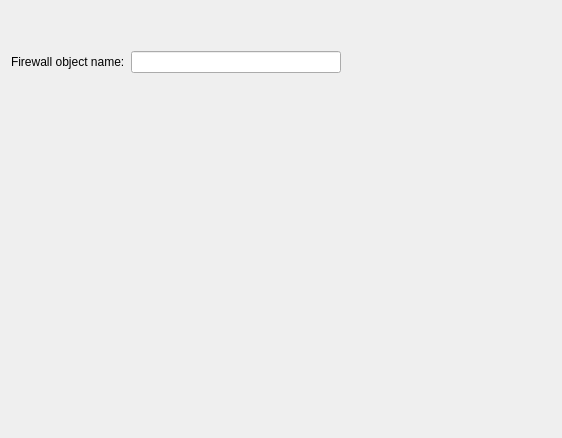
Above: src/libgui/importFirewallConfigurationWizard/ic_firewallnamepage_q.ui from fwbuilder/fwbuilder before the change. Below: the same form after it.
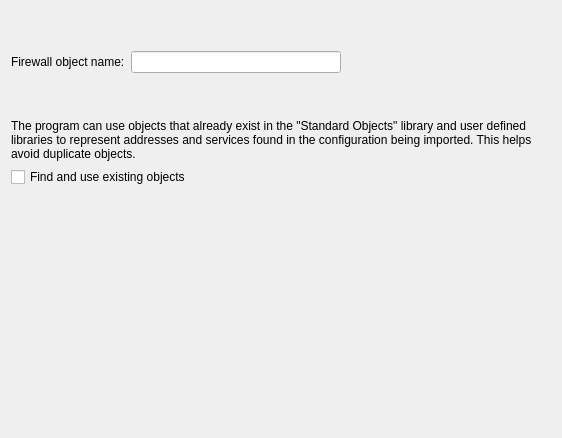
That is the form after the change.

Commit message: see #1548 "Object de-duplication during import process". Also SourceForge bug 2980566 "Import from hostsfile may cause duplicate Objects" and 3030072 "remove duplicates during any import". Now the program can optionally re-use existing objects from both Standard Objects and user-defined libraries when it imports existing firewall configuration. This works for any firewall platform for which we support policy import.

```diff
--- a/src/libgui/importFirewallConfigurationWizard/ic_firewallnamepage_q.ui
+++ b/src/libgui/importFirewallConfigurationWizard/ic_firewallnamepage_q.ui
@@ -16,8 +16,8 @@
   <property name="title">
    <string>Enter firewall object name</string>
   </property>
-  <layout class="QGridLayout" name="gridLayout">
-   <item row="0" column="1">
+  <layout class="QGridLayout" name="gridLayout_2">
+   <item row="0" column="2">
     <spacer name="verticalSpacer_2">
      <property name="orientation">
       <enum>Qt::Vertical</enum>
@@ -33,7 +33,7 @@
      </property>
     </spacer>
    </item>
-   <item row="1" column="0" colspan="2">
+   <item row="1" column="0" colspan="3">
     <layout class="QHBoxLayout" name="horizontalLayout">
      <item>
       <widget class="QLabel" name="label">
@@ -60,7 +60,44 @@
      </item>
     </layout>
    </item>
-   <item row="2" column="0">
+   <item row="2" column="1">
+    <spacer name="verticalSpacer_3">
+     <property name="orientation">
+      <enum>Qt::Vertical</enum>
+     </property>
+     <property name="sizeType">
+      <enum>QSizePolicy::Fixed</enum>
+     </property>
+     <property name="sizeHint" stdset="0">
+      <size>
+       <width>20</width>
+       <height>40</height>
+      </size>
+     </property>
+    </spacer>
+   </item>
+   <item row="3" column="0" colspan="3">
+    <layout class="QGridLayout" name="gridLayout">
+     <item row="0" column="0">
+      <widget class="QLabel" name="label_2">
+       <property name="text">
+        <string>The program can use objects that already exist in the &quot;Standard Objects&quot; library and user defined libraries to represent addresses and services found in the configuration being imported. This helps avoid duplicate objects. </string>
+       </property>
+       <property name="wordWrap">
+        <bool>true</bool>
+       </property>
+      </widget>
+     </item>
+     <item row="1" column="0">
+      <widget class="QCheckBox" name="deduplicateOnImport">
+       <property name="text">
+        <string>Find and use existing objects</string>
+       </property>
+      </widget>
+     </item>
+    </layout>
+   </item>
+   <item row="4" column="0">
     <spacer name="verticalSpacer">
      <property name="orientation">
       <enum>Qt::Vertical</enum>
```
The commit also changes 11 other files.
